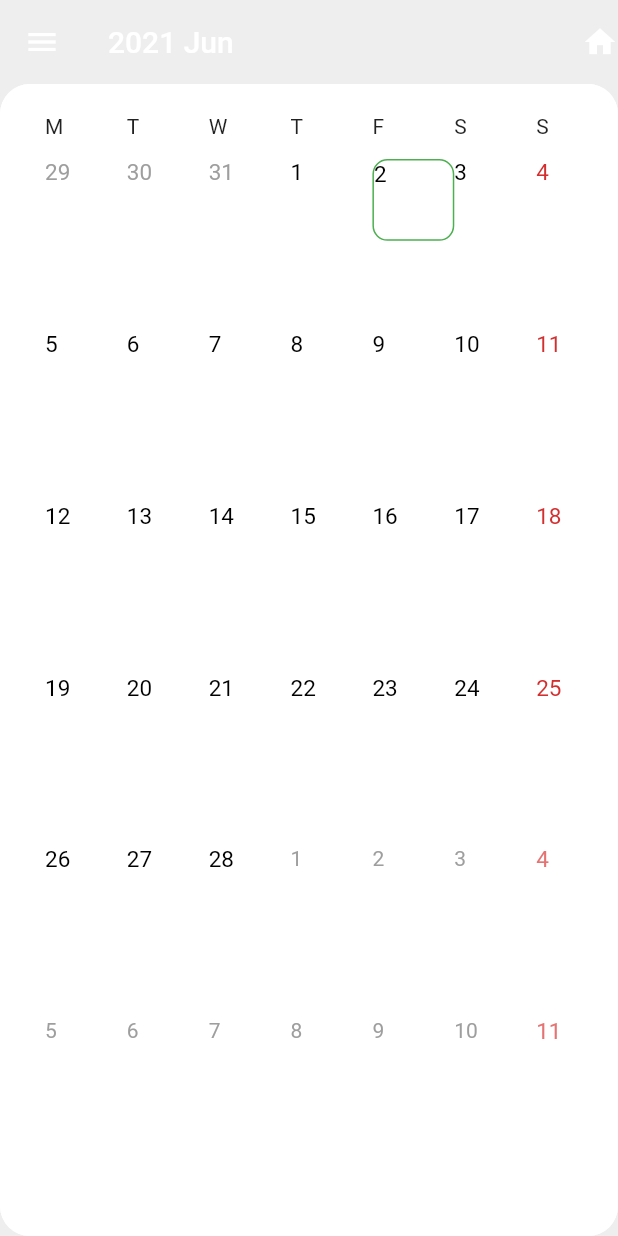
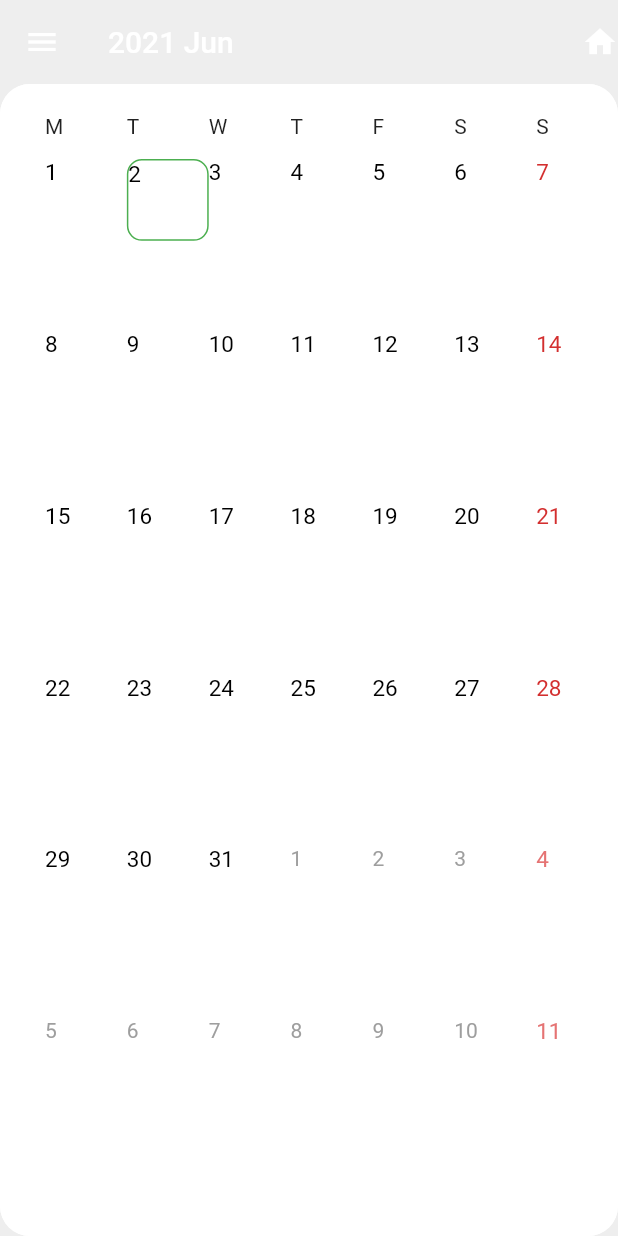
Before and after one commit to SibuleleMboyi/flutter_custom_calander, a Flutter app: the screen it shows after launch, after a tap on an icon or button, on a phone screen of 412 x 824 dp. Run offline on Flutter 3.47's test engine with Material 2 defaults, Android fonts, the phone set to English and light mode, and no system bars; our stand-ins replace bloc, flutter_bloc.

```diff
--- a/custom_calendar/lib/classes/view_by_choice.dart
+++ b/custom_calendar/lib/classes/view_by_choice.dart
@@ -24,8 +24,8 @@ class ViewByChoiceClass {
     List<Widget> monthsList = [];
     int numberOfMonths = (frontLimitDate.year - backLimitDate.year) * 12;
     for (int index = 0; index < numberOfMonths; index++) {
-      final dateTime = DateTime(backLimitDate.year,
-          backLimitDate.month + index + 1, backLimitDate.day);
+      final dateTime = DateTime(
+          backLimitDate.year, backLimitDate.month + index, backLimitDate.day);
 
       monthsList.add(MonthWidget(
         dateTime: dateTime,
--- a/custom_calendar/lib/utils/constants.dart
+++ b/custom_calendar/lib/utils/constants.dart
@@ -5,6 +5,5 @@ class Constants {
   static final dayNames = ['M', 'T', 'W', 'T', 'F', 'S', 'S'];
   static final backLimitDate = DateTime(1990, 01, 01);
   static final frontLimitDate = DateTime(2040, 01, 01);
-  static final currentDate = DateTime.now(); //DateTime(2021, 03, 26);
-
+  static final currentDate = DateTime.now(); //DateTime(2021, 08, 29);
 }
--- a/custom_calendar/lib/widgtes/calendar/calendar_widget.dart
+++ b/custom_calendar/lib/widgtes/calendar/calendar_widget.dart
@@ -33,7 +33,7 @@ class _CalendarWidgetState extends State<CalendarWidget> {
   void initializeController() {
     if (widget.viewByChoice == ViewByChoices.viewByMonth) {
       int x = (currentDate.year - backLimitDate.year) * 12;
-      initialPage = x + currentDate.month - 2;
+      initialPage = x + currentDate.month - 1;
     } else {
       initialPage = currentDate.year - backLimitDate.year;
     }
@@ -58,14 +58,11 @@ class _CalendarWidgetState extends State<CalendarWidget> {
           initialPage: initialPage,
         );
 
-        List<Widget> results = ViewByChoiceClass.viewByChoice(
-          choice: widget.viewByChoice,
-          textColor: checkColor,
-        );
-
         context.read<DateChangeCubitDartCubit>().initPage(
               initialPage: initialPage,
             );
+
+        // print(state.viewByChoices);
 
         return Scaffold(
           appBar: AppBar(
@@ -85,7 +82,8 @@ class _CalendarWidgetState extends State<CalendarWidget> {
             backgroundColor: checkColor == Brightness.light
                 ? Colors.grey[200]
                 : Colors.black,
-            title: widget.viewByChoice == ViewByChoices.viewByMonth
+            title: widget.viewByChoice == ViewByChoices.viewByMonth ||
+                    state.viewByChoices == ViewByChoices.viewByMonth
                 ? Text(state.dateTime.year.toString() +
                     ' ' +
                     DateFormat.MMM().format(state.dateTime))
@@ -105,7 +103,8 @@ class _CalendarWidgetState extends State<CalendarWidget> {
               ),
               child: Stack(
                 children: [
-                  widget.viewByChoice == ViewByChoices.viewByYear
+                  widget.viewByChoice == ViewByChoices.viewByYear &&
+                          state.viewByChoices != ViewByChoices.viewByMonth
                       ? PageView(
                           controller: _controllerYearly,
                           onPageChanged: (index) {
@@ -149,11 +148,21 @@ class _CalendarWidgetState extends State<CalendarWidget> {
                                   isNextMonthDay: false,
                                 );
                           },
-                          children: results,
+                          children: ViewByChoiceClass.viewByChoice(
+                            choice: widget.viewByChoice,
+                            textColor: checkColor,
+                          ),
                         )
                       : ViewByMonth(
                           oldIndex: oldIndex,
-                          results: results,
+                          results: ViewByChoiceClass.viewByChoice(
+                            choice:
+                                state.viewByChoices != ViewByChoices.viewByMonth
+                                    ? widget.viewByChoice
+                                    : state.viewByChoices,
+                            // choice: state.viewByChoices,
+                            textColor: checkColor,
+                          ),
                           dayNames: dayNames,
                           currentDate: currentDate,
                           intialPageInitialization: state.initialPage != 0
--- a/custom_calendar/lib/widgtes/calendar/viewby_month.dart
+++ b/custom_calendar/lib/widgtes/calendar/viewby_month.dart
@@ -1,4 +1,3 @@
-import 'package:custom_calendar/classes/classes.dart';
 import 'package:custom_calendar/cubit/date_change_cubit_dart_cubit.dart';
 import 'package:custom_calendar/utils/constants.dart';
 import 'package:flutter/material.dart';
--- a/custom_calendar/lib/widgtes/calendar/year_widget.dart
+++ b/custom_calendar/lib/widgtes/calendar/year_widget.dart
@@ -46,10 +46,10 @@ class YearWidget extends StatelessWidget {
                 context.read<DateChangeCubitDartCubit>().viewBy(
                       viewByChoices: ViewByChoices.viewByMonth,
                     );
+                print(index);
                 int initialPage =
                     ((dateTime.year - Constants.backLimitDate.year) * 12) +
-                        index -
-                        1;
+                        index;
                 context.read<DateChangeCubitDartCubit>().initPage(
                       initialPage: initialPage,
                     );
@@ -61,16 +61,18 @@ class YearWidget extends StatelessWidget {
                     );
 
                 // TODO create Route for this method to work
-                Navigator.push(
+                /*   Navigator.push(
                   context,
                   MaterialPageRoute(
-                        builder: (context) => ViewByMonth(
+                    builder: (_) => ViewByMonth(
                       results: [],
                       dayNames: Constants.dayNames,
                       oldIndex: 0,
                       currentDate: dateTime,
                       intialPageInitialization: initialPage,
-                            )));
+                    ),
+                  ),
+                ); */
               },
               child: month,
             );
```
Lines whose indentation alone changed are shown as unchanged.
